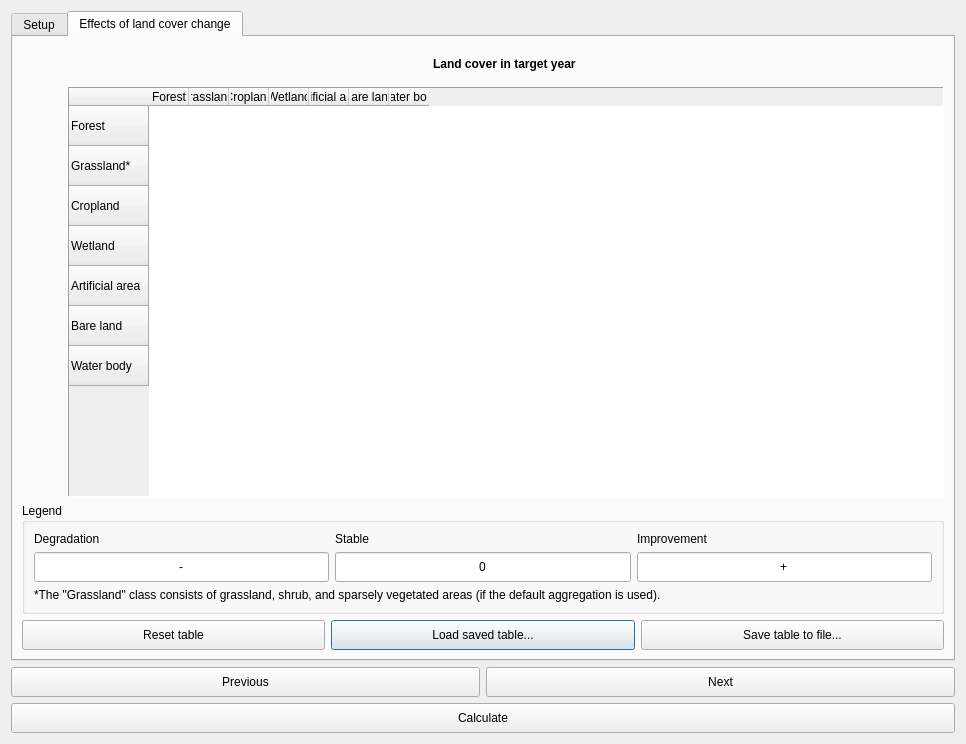
Old version of the form LDMP/gui/DlgCalculateSDGOneStep.ui in the repository ConservationInternational/trends.earth.
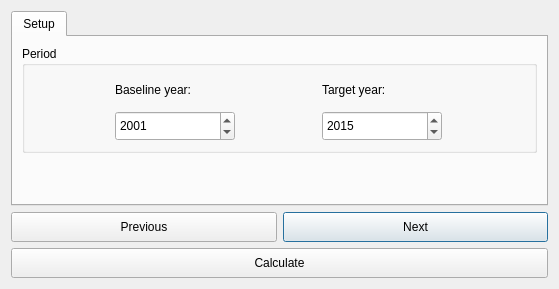
New version of the form.

What changed in the file:
```diff
--- a/LDMP/gui/DlgCalculateSDGOneStep.ui
+++ b/LDMP/gui/DlgCalculateSDGOneStep.ui
@@ -6,8 +6,8 @@
    <rect>
     <x>0</x>
     <y>0</y>
-    <width>966</width>
-    <height>667</height>
+    <width>559</width>
+    <height>282</height>
    </rect>
   </property>
   <property name="sizePolicy">
@@ -17,13 +17,13 @@
    </sizepolicy>
   </property>
   <property name="windowTitle">
-   <string>Calculate SDG 15.3.1 Indicator</string>
+   <string>Calculate SDG 15.3.1 Indicator (one-step)</string>
   </property>
   <layout class="QVBoxLayout" name="verticalLayout">
    <item>
     <widget class="QTabWidget" name="TabBox">
      <property name="sizePolicy">
-      <sizepolicy hsizetype="Minimum" vsizetype="Minimum">
+      <sizepolicy hsizetype="Minimum" vsizetype="Expanding">
        <horstretch>0</horstretch>
        <verstretch>0</verstretch>
       </sizepolicy>
@@ -32,68 +32,162 @@
       <enum>QTabWidget::Rounded</enum>
      </property>
      <property name="currentIndex">
-      <number>1</number>
+      <number>0</number>
      </property>
      <widget class="QWidget" name="SetupTab">
       <attribute name="title">
        <string>Setup</string>
       </attribute>
-      <layout class="QVBoxLayout" name="verticalLayout_3">
+      <layout class="QVBoxLayout" name="verticalLayout_2">
        <item>
-        <widget class="QGroupBox" name="groupBox_4">
+        <widget class="QGroupBox" name="groupBox_period">
+         <property name="sizePolicy">
+          <sizepolicy hsizetype="Minimum" vsizetype="Fixed">
+           <horstretch>0</horstretch>
+           <verstretch>0</verstretch>
+          </sizepolicy>
+         </property>
+         <property name="maximumSize">
+          <size>
+           <width>16777215</width>
+           <height>16777215</height>
+          </size>
+         </property>
          <property name="title">
           <string>Period</string>
          </property>
-        </widget>
-       </item>
-       <item>
-        <widget class="QGroupBox" name="groupBox_3">
-         <property name="title">
-          <string>Indicators to include</string>
-         </property>
-         <layout class="QVBoxLayout" name="verticalLayout_5">
-          <item>
-           <widget class="QLabel" name="label_8">
+         <layout class="QGridLayout" name="gridLayout_8">
+          <item row="0" column="0">
+           <widget class="QLabel" name="label_10">
+            <property name="minimumSize">
+             <size>
+              <width>0</width>
+              <height>30</height>
+             </size>
+            </property>
             <property name="font">
              <font>
-              <italic>true</italic>
+              <weight>50</weight>
+              <bold>false</bold>
              </font>
             </property>
             <property name="text">
-             <string>It is recommended that all three indicators be included in the SDG 15.3.1 calculation. Only uncheck one of the three boxes below if there is a specific reason to do so.</string>
+             <string>Baseline year:</string>
             </property>
-            <property name="wordWrap">
-             <bool>true</bool>
-            </property>
            </widget>
           </item>
-          <item>
-           <widget class="QCheckBox" name="checkBox_3">
+          <item row="0" column="1">
+           <widget class="QLabel" name="label_3">
+            <property name="minimumSize">
+             <size>
+              <width>0</width>
+              <height>30</height>
+             </size>
+            </property>
             <property name="text">
-             <string>Productivity</string>
+             <string>Target year:</string>
             </property>
-            <property name="checked">
-             <bool>true</bool>
-            </property>
            </widget>
           </item>
-          <item>
-           <widget class="QCheckBox" name="checkBox_2">
-            <property name="text">
-             <string>Land cover</string>
+          <item row="1" column="1">
+           <widget class="QDateEdit" name="target_year">
+            <property name="sizePolicy">
+             <sizepolicy hsizetype="Minimum" vsizetype="Expanding">
+              <horstretch>0</horstretch>
+              <verstretch>0</verstretch>
+             </sizepolicy>
             </property>
-            <property name="checked">
-             <bool>true</bool>
+            <property name="minimumSize">
+             <size>
+              <width>0</width>
+              <height>30</height>
+             </size>
             </property>
+            <property name="maximumSize">
+             <size>
+              <width>120</width>
+              <height>35</height>
+             </size>
+            </property>
+            <property name="date">
+             <date>
+              <year>2015</year>
+              <month>1</month>
+              <day>1</day>
+             </date>
+            </property>
+            <property name="minimumDateTime">
+             <datetime>
+              <hour>0</hour>
+              <minute>0</minute>
+              <second>0</second>
+              <year>1992</year>
+              <month>1</month>
+              <day>1</day>
+             </datetime>
+            </property>
+            <property name="maximumDate">
+             <date>
+              <year>2030</year>
+              <month>12</month>
+              <day>31</day>
+             </date>
+            </property>
+            <property name="minimumDate">
+             <date>
+              <year>1992</year>
+              <month>1</month>
+              <day>1</day>
+             </date>
+            </property>
+            <property name="displayFormat">
+             <string notr="true">yyyy</string>
+            </property>
            </widget>
           </item>
-          <item>
-           <widget class="QCheckBox" name="checkBox">
-            <property name="text">
-             <string>Soil carbon</string>
+          <item row="1" column="0">
+           <widget class="QDateEdit" name="baseline_year">
+            <property name="sizePolicy">
+             <sizepolicy hsizetype="Minimum" vsizetype="Minimum">
+              <horstretch>0</horstretch>
+              <verstretch>0</verstretch>
+             </sizepolicy>
             </property>
-            <property name="checked">
-             <bool>true</bool>
+            <property name="minimumSize">
+             <size>
+              <width>0</width>
+              <height>30</height>
+             </size>
+            </property>
+            <property name="maximumSize">
+             <size>
+              <width>120</width>
+              <height>35</height>
+             </size>
+            </property>
+            <property name="date">
+             <date>
+              <year>2001</year>
+              <month>1</month>
+              <day>1</day>
+             </date>
+            </property>
+            <property name="maximumDate">
+             <date>
+              <year>2015</year>
+              <month>12</month>
+              <day>31</day>
+             </date>
+            </property>
+            <property name="minimumDate">
+             <date>
+              <year>1992</year>
+              <month>1</month>
+              <day>1</day>
+             </date>
+            </property>
+            <property name="displayFormat">
+             <string notr="true">yyyy</string>
             </property>
            </widget>
           </item>
@@ -105,682 +199,13 @@
          <property name="orientation">
           <enum>Qt::Vertical</enum>
          </property>
-         <property name="sizeHint" stdset="0">
-          <size>
-           <width>20</width>
-           <height>390</height>
-          </size>
-         </property>
-        </spacer>
-       </item>
-      </layout>
-     </widget>
-     <widget class="QWidget" name="TransitionMatrixTab">
-      <attribute name="title">
-       <string>Effects of land cover change</string>
-      </attribute>
-      <layout class="QVBoxLayout" name="verticalLayout_4">
-       <item>
-        <layout class="QGridLayout" name="lc_trans_table_layout" rowminimumheight="0,0,0">
-         <item row="0" column="1" alignment="Qt::AlignHCenter">
-          <widget class="QLabel" name="label_lc_target_year">
-           <property name="sizePolicy">
-            <sizepolicy hsizetype="Preferred" vsizetype="Minimum">
-             <horstretch>0</horstretch>
-             <verstretch>0</verstretch>
-            </sizepolicy>
-           </property>
-           <property name="minimumSize">
-            <size>
-             <width>0</width>
-             <height>35</height>
-            </size>
-           </property>
-           <property name="maximumSize">
-            <size>
-             <width>16777215</width>
-             <height>35</height>
-            </size>
-           </property>
-           <property name="font">
-            <font>
-             <weight>75</weight>
-             <bold>true</bold>
-            </font>
-           </property>
-           <property name="text">
-            <string>Land cover in target year </string>
-           </property>
-          </widget>
-         </item>
-         <item row="1" column="1">
-          <widget class="QTableWidget" name="transMatrix">
-           <property name="sizePolicy">
-            <sizepolicy hsizetype="Expanding" vsizetype="Expanding">
-             <horstretch>0</horstretch>
-             <verstretch>0</verstretch>
-            </sizepolicy>
-           </property>
-           <property name="minimumSize">
-            <size>
-             <width>800</width>
-             <height>325</height>
-            </size>
-           </property>
-           <property name="autoFillBackground">
-            <bool>false</bool>
-           </property>
-           <property name="frameShape">
-            <enum>QFrame::Panel</enum>
-           </property>
-           <property name="frameShadow">
-            <enum>QFrame::Sunken</enum>
-           </property>
-           <property name="verticalScrollBarPolicy">
-            <enum>Qt::ScrollBarAsNeeded</enum>
-           </property>
-           <property name="showGrid">
-            <bool>false</bool>
-           </property>
-           <property name="gridStyle">
-            <enum>Qt::SolidLine</enum>
-           </property>
-           <property name="rowCount">
-            <number>7</number>
-           </property>
-           <property name="columnCount">
-            <number>7</number>
-           </property>
-           <attribute name="horizontalHeaderCascadingSectionResizes">
-            <bool>true</bool>
-           </attribute>
-           <attribute name="horizontalHeaderDefaultSectionSize">
-            <number>40</number>
-           </attribute>
-           <attribute name="horizontalHeaderMinimumSectionSize">
-            <number>20</number>
-           </attribute>
-           <attribute name="horizontalHeaderStretchLastSection">
-            <bool>false</bool>
-           </attribute>
-           <attribute name="verticalHeaderCascadingSectionResizes">
-            <bool>true</bool>
-           </attribute>
-           <attribute name="verticalHeaderDefaultSectionSize">
-            <number>40</number>
-           </attribute>
-           <attribute name="verticalHeaderMinimumSectionSize">
-            <number>40</number>
-           </attribute>
-           <attribute name="verticalHeaderStretchLastSection">
-            <bool>false</bool>
-           </attribute>
-           <row>
-            <property name="text">
-             <string>Forest</string>
-            </property>
-           </row>
-           <row>
-            <property name="text">
-             <string>Grassland*</string>
-            </property>
-           </row>
-           <row>
-            <property name="text">
-             <string>Cropland</string>
-            </property>
-           </row>
-           <row>
-            <property name="text">
-             <string>Wetland</string>
-            </property>
-           </row>
-           <row>
-            <property name="text">
-             <string>Artificial area</string>
-            </property>
-           </row>
-           <row>
-            <property name="text">
-             <string>Bare land</string>
-            </property>
-           </row>
-           <row>
-            <property name="text">
-             <string>Water body</string>
-            </property>
-           </row>
-           <column>
-            <property name="text">
-             <string>Forest</string>
-            </property>
-           </column>
-           <column>
-            <property name="text">
-             <string>Grassland*</string>
-            </property>
-           </column>
-           <column>
-            <property name="text">
-             <string>Cropland</string>
-            </property>
-           </column>
-           <column>
-            <property name="text">
-             <string>Wetland</string>
-            </property>
-           </column>
-           <column>
-            <property name="text">
-             <string>Artificial area</string>
-            </property>
-           </column>
-           <column>
-            <property name="text">
-             <string>Bare land</string>
-            </property>
-           </column>
-           <column>
-            <property name="text">
-             <string>Water body</string>
-            </property>
-           </column>
-           <item row="0" column="0">
-            <property name="text">
-             <string/>
-            </property>
-            <property name="textAlignment">
-             <set>AlignHCenter|AlignVCenter|AlignCenter</set>
-            </property>
-           </item>
-           <item row="0" column="1">
-            <property name="text">
-             <string/>
-            </property>
-            <property name="textAlignment">
-             <set>AlignHCenter|AlignVCenter|AlignCenter</set>
-            </property>
-           </item>
-           <item row="0" column="2">
-            <property name="text">
-             <string/>
-            </property>
-            <property name="textAlignment">
-             <set>AlignHCenter|AlignVCenter|AlignCenter</set>
-            </property>
-           </item>
-           <item row="0" column="3">
-            <property name="text">
-             <string/>
-            </property>
-            <property name="textAlignment">
-             <set>AlignHCenter|AlignVCenter|AlignCenter</set>
-            </property>
-           </item>
-           <item row="0" column="4">
-            <property name="text">
-             <string/>
-            </property>
-            <property name="textAlignment">
-             <set>AlignHCenter|AlignVCenter|AlignCenter</set>
-            </property>
-           </item>
-           <item row="0" column="5">
-            <property name="text">
-             <string/>
-            </property>
-            <property name="textAlignment">
-             <set>AlignHCenter|AlignVCenter|AlignCenter</set>
-            </property>
-           </item>
-           <item row="0" column="6">
-            <property name="text">
-             <string/>
-            </property>
-           </item>
-           <item row="1" column="0">
-            <property name="text">
-             <string/>
-            </property>
-            <property name="textAlignment">
-             <set>AlignHCenter|AlignVCenter|AlignCenter</set>
-            </property>
-           </item>
-           <item row="1" column="1">
-            <property name="text">
-             <string/>
-            </property>
-            <property name="textAlignment">
-             <set>AlignHCenter|AlignVCenter|AlignCenter</set>
-            </property>
-           </item>
-           <item row="1" column="2">
-            <property name="text">
-             <string/>
-            </property>
-            <property name="textAlignment">
-             <set>AlignHCenter|AlignVCenter|AlignCenter</set>
-            </property>
-           </item>
-           <item row="1" column="3">
-            <property name="text">
-             <string/>
-            </property>
-            <property name="textAlignment">
-             <set>AlignHCenter|AlignVCenter|AlignCenter</set>
-            </property>
-           </item>
-           <item row="1" column="4">
-            <property name="text">
-             <string/>
-            </property>
-            <property name="textAlignment">
-             <set>AlignHCenter|AlignVCenter|AlignCenter</set>
-            </property>
-           </item>
-           <item row="1" column="5">
-            <property name="text">
-             <string/>
-            </property>
-            <property name="textAlignment">
-             <set>AlignHCenter|AlignVCenter|AlignCenter</set>
-            </property>
-           </item>
-           <item row="1" column="6">
-            <property name="text">
-             <string/>
-            </property>
-           </item>
-           <item row="2" column="0">
-            <property name="text">
-             <string/>
-            </property>
-            <property name="textAlignment">
-             <set>AlignHCenter|AlignVCenter|AlignCenter</set>
-            </property>
-           </item>
-           <item row="2" column="1">
-            <property name="text">
-             <string/>
-            </property>
-            <property name="textAlignment">
-             <set>AlignHCenter|AlignVCenter|AlignCenter</set>
-            </property>
-           </item>
-           <item row="2" column="2">
-            <property name="text">
-             <string/>
-            </property>
-            <property name="textAlignment">
-             <set>AlignHCenter|AlignVCenter|AlignCenter</set>
-            </property>
-           </item>
-           <item row="2" column="3">
-            <property name="text">
-             <string/>
-            </property>
-            <property name="textAlignment">
-             <set>AlignHCenter|AlignVCenter|AlignCenter</set>
-            </property>
-           </item>
-           <item row="2" column="4">
-            <property name="text">
-             <string/>
-            </property>
-            <property name="textAlignment">
-             <set>AlignHCenter|AlignVCenter|AlignCenter</set>
-            </property>
-           </item>
-           <item row="2" column="5">
-            <property name="text">
-             <string/>
-            </property>
-            <property name="textAlignment">
-             <set>AlignHCenter|AlignVCenter|AlignCenter</set>
-            </property>
-           </item>
-           <item row="2" column="6">
-            <property name="text">
-             <string/>
-            </property>
-           </item>
-           <item row="3" column="0">
-            <property name="text">
-             <string/>
-            </property>
-            <property name="textAlignment">
-             <set>AlignHCenter|AlignVCenter|AlignCenter</set>
-            </property>
-           </item>
-           <item row="3" column="1">
-            <property name="text">
-             <string/>
-            </property>
-            <property name="textAlignment">
-             <set>AlignHCenter|AlignVCenter|AlignCenter</set>
-            </property>
-           </item>
-           <item row="3" column="2">
-            <property name="text">
-             <string/>
-            </property>
-            <property name="textAlignment">
-             <set>AlignHCenter|AlignVCenter|AlignCenter</set>
-            </property>
-           </item>
-           <item row="3" column="3">
-            <property name="text">
-             <string/>
-            </property>
-            <property name="textAlignment">
-             <set>AlignHCenter|AlignVCenter|AlignCenter</set>
-            </property>
-           </item>
-           <item row="3" column="4">
-            <property name="text">
-             <string/>
-            </property>
-            <property name="textAlignment">
-             <set>AlignHCenter|AlignVCenter|AlignCenter</set>
-            </property>
-           </item>
-           <item row="3" column="5">
-            <property name="text">
-             <string/>
-            </property>
-            <property name="textAlignment">
-             <set>AlignHCenter|AlignVCenter|AlignCenter</set>
-            </property>
-           </item>
-           <item row="3" column="6">
-            <property name="text">
-             <string/>
-            </property>
-           </item>
-           <item row="4" column="0">
-            <property name="text">
-             <string/>
-            </property>
-            <property name="textAlignment">
-             <set>AlignHCenter|AlignVCenter|AlignCenter</set>
-            </property>
-           </item>
-           <item row="4" column="1">
-            <property name="text">
-             <string/>
-            </property>
-            <property name="textAlignment">
-             <set>AlignHCenter|AlignVCenter|AlignCenter</set>
-            </property>
-           </item>
-           <item row="4" column="2">
-            <property name="text">
-             <string/>
-            </property>
-            <property name="textAlignment">
-             <set>AlignHCenter|AlignVCenter|AlignCenter</set>
-            </property>
-           </item>
-           <item row="4" column="3">
-            <property name="text">
-             <string/>
-            </property>
-            <property name="textAlignment">
-             <set>AlignHCenter|AlignVCenter|AlignCenter</set>
-            </property>
-           </item>
-           <item row="4" column="4">
-            <property name="text">
-             <string/>
-            </property>
-            <property name="textAlignment">
-             <set>AlignHCenter|AlignVCenter|AlignCenter</set>
-            </property>
-           </item>
-           <item row="4" column="5">
-            <property name="text">
-             <string/>
-            </property>
-            <property name="textAlignment">
-             <set>AlignHCenter|AlignVCenter|AlignCenter</set>
-            </property>
-           </item>
-           <item row="4" column="6">
-            <property name="text">
-             <string/>
-            </property>
-           </item>
-           <item row="5" column="0">
-            <property name="text">
-             <string/>
-            </property>
-            <property name="textAlignment">
-             <set>AlignHCenter|AlignVCenter|AlignCenter</set>
-            </property>
-           </item>
-           <item row="5" column="1">
-            <property name="text">
-             <string/>
-            </property>
-            <property name="textAlignment">
-             <set>AlignHCenter|AlignVCenter|AlignCenter</set>
-            </property>
-           </item>
-           <item row="5" column="2">
-            <property name="text">
-             <string/>
-            </property>
-            <property name="textAlignment">
-             <set>AlignHCenter|AlignVCenter|AlignCenter</set>
-            </property>
-           </item>
-           <item row="5" column="3">
-            <property name="text">
-             <string/>
-            </property>
-            <property name="textAlignment">
-             <set>AlignHCenter|AlignVCenter|AlignCenter</set>
-            </property>
-           </item>
-           <item row="5" column="4">
-            <property name="text">
-             <string/>
-            </property>
-            <property name="textAlignment">
-             <set>AlignHCenter|AlignVCenter|AlignCenter</set>
-            </property>
-           </item>
-           <item row="5" column="5">
-            <property name="text">
-             <string/>
-            </property>
-            <property name="textAlignment">
-             <set>AlignHCenter|AlignVCenter|AlignCenter</set>
-            </property>
-           </item>
-           <item row="5" column="6">
-            <property name="text">
-             <string/>
-            </property>
-           </item>
-          </widget>
-         </item>
-         <item row="0" column="0">
-          <spacer name="horizontalSpacer">
-           <property name="orientation">
-            <enum>Qt::Horizontal</enum>
-           </property>
-           <property name="sizeType">
-            <enum>QSizePolicy::Fixed</enum>
-           </property>
-           <property name="sizeHint" stdset="0">
-            <size>
-             <width>40</width>
-             <height>20</height>
-            </size>
-           </property>
-          </spacer>
-         </item>
-         <item row="2" column="0" colspan="2">
-          <widget class="QGroupBox" name="groupBox_2">
-           <property name="title">
-            <string>Legend</string>
-           </property>
-           <layout class="QGridLayout" name="gridLayout_5">
-            <item row="0" column="0">
-             <widget class="QLabel" name="label">
-              <property name="text">
-               <string>Degradation</string>
-              </property>
-             </widget>
-            </item>
-            <item row="0" column="2">
-             <widget class="QLabel" name="label_6">
-              <property name="text">
-               <string>Improvement</string>
-              </property>
-             </widget>
-            </item>
-            <item row="1" column="0">
-             <widget class="QLineEdit" name="legend_deg">
-              <property name="minimumSize">
-               <size>
-                <width>0</width>
-                <height>30</height>
-               </size>
-              </property>
-              <property name="text">
-               <string notr="true">-</string>
-              </property>
-              <property name="alignment">
-               <set>Qt::AlignCenter</set>
-              </property>
-              <property name="readOnly">
-               <bool>true</bool>
-              </property>
-              <property name="placeholderText">
-               <string/>
-              </property>
-             </widget>
-            </item>
-            <item row="3" column="0" colspan="3">
-             <widget class="QLabel" name="label_5">
-              <property name="text">
-               <string>*The &quot;Grassland&quot; class consists of grassland, shrub, and sparsely vegetated areas (if the default aggregation is used).</string>
-              </property>
-             </widget>
-            </item>
-            <item row="1" column="2">
-             <widget class="QLineEdit" name="legend_imp">
-              <property name="minimumSize">
-               <size>
-                <width>0</width>
-                <height>30</height>
-               </size>
-              </property>
-              <property name="text">
-               <string notr="true">+</string>
-              </property>
-              <property name="alignment">
-               <set>Qt::AlignCenter</set>
-              </property>
-              <property name="readOnly">
-               <bool>true</bool>
-              </property>
-              <property name="placeholderText">
-               <string/>
-              </property>
-             </widget>
-            </item>
-            <item row="1" column="1">
-             <widget class="QLineEdit" name="legend_stable">
-              <property name="minimumSize">
-               <size>
-                <width>0</width>
-                <height>30</height>
-               </size>
-              </property>
-              <property name="text">
-               <string notr="true">0</string>
-              </property>
-              <property name="alignment">
-               <set>Qt::AlignCenter</set>
-              </property>
-              <property name="readOnly">
-               <bool>true</bool>
-              </property>
-              <property name="placeholderText">
-               <string/>
-              </property>
-             </widget>
-            </item>
-            <item row="0" column="1">
-             <widget class="QLabel" name="label_7">
-              <property name="text">
-               <string>Stable</string>
-              </property>
-             </widget>
-            </item>
-           </layout>
-          </widget>
-         </item>
-        </layout>
-       </item>
-       <item>
-        <layout class="QGridLayout" name="gridLayout_7">
-         <item row="0" column="1">
-          <widget class="QPushButton" name="btn_transmatrix_loadfile">
-           <property name="minimumSize">
-            <size>
-             <width>0</width>
-             <height>30</height>
-            </size>
-           </property>
-           <property name="text">
-            <string>Load saved table...</string>
-           </property>
-          </widget>
-         </item>
-         <item row="0" column="0">
-          <widget class="QPushButton" name="btn_transmatrix_reset">
-           <property name="minimumSize">
-            <size>
-             <width>0</width>
-             <height>30</height>
-            </size>
-           </property>
-           <property name="text">
-            <string>Reset table</string>
-           </property>
-          </widget>
-         </item>
-         <item row="0" column="2">
-          <widget class="QPushButton" name="btn_transmatrix_savefile">
-           <property name="minimumSize">
-            <size>
-             <width>0</width>
-             <height>30</height>
-            </size>
-           </property>
-           <property name="text">
-            <string>Save table to file...</string>
-           </property>
-          </widget>
-         </item>
-        </layout>
-       </item>
-       <item>
-        <spacer name="verticalSpacer_2">
-         <property name="orientation">
-          <enum>Qt::Vertical</enum>
-         </property>
          <property name="sizeType">
-          <enum>QSizePolicy::Minimum</enum>
+          <enum>QSizePolicy::MinimumExpanding</enum>
          </property>
          <property name="sizeHint" stdset="0">
           <size>
-           <width>0</width>
-           <height>0</height>
+           <width>20</width>
+           <height>40</height>
           </size>
          </property>
         </spacer>
```
